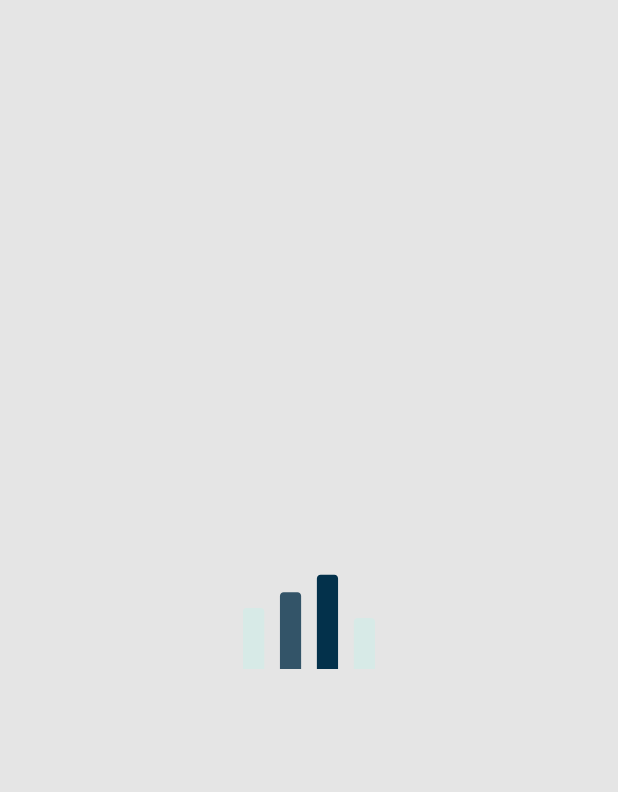
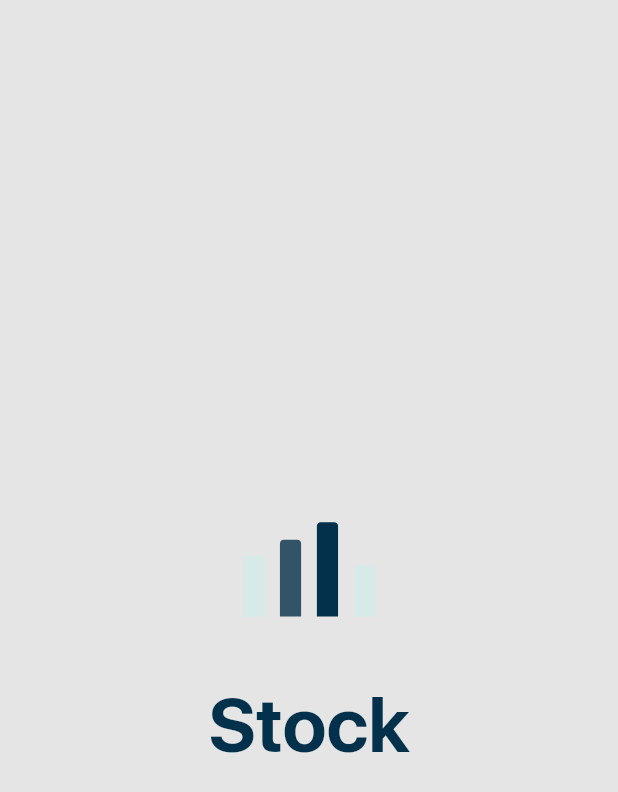
Before and after one commit to agbamajeremiah/stock-app, a Flutter app: the screen it shows after launch, on a phone screen of 412 x 824 dp. Shown: the top 792 px of the screen. Run offline on Flutter 3.47's test engine with Material 2 defaults, Android fonts, the phone set to English and light mode, and no system bars; our stand-ins replace device_preview, gap, lottie; missing offline and left inert: shared_preferences_web.

Commit message:
Fix splash screen

```diff
--- a/lib/ui/views/introduction/splash_screen.dart
+++ b/lib/ui/views/introduction/splash_screen.dart
@@ -1,7 +1,9 @@
 import 'package:flutter/material.dart';
+import 'package:gap/gap.dart';
 import 'package:stock/core/constants/app_asset.dart';
 import 'package:stock/ui/views/shared/styles/colors.dart';
 import 'package:lottie/lottie.dart';
+import 'package:stock/ui/views/shared/styles/fonts.dart';
 
 class SplashScreen extends StatelessWidget {
   const SplashScreen({Key? key}) : super(key: key);
@@ -21,9 +23,12 @@ class SplashScreen extends StatelessWidget {
                 AppAsset.stockAnimation,
                 fit: BoxFit.cover,
               ),
-          )
+            ),
+            const Gap(10),
+            H1('Stock'),
           ],
-      )),
+        ),
+      ),
     );
   }
 }
--- a/lib/ui/views/shared/styles/fonts.dart
+++ b/lib/ui/views/shared/styles/fonts.dart
@@ -133,8 +133,9 @@ class H1 extends StockTextBold {
           overflow: overflow,
           maxLines: maxLines,
           style: const TextStyle(
-            fontSize: 30,
+            fontSize: 50,
             color: AppColors.textColor,
+            fontWeight: FontWeight.w700,
           ).merge(style),
           textAlign: textAlign,
         );
--- a/pubspec.yaml
+++ b/pubspec.yaml
@@ -31,7 +31,8 @@ dependencies:
     sdk: flutter
 
   device_preview: ^0.8.0
-
+  gap: ^2.0.0
+  lottie: ^1.2.1
 
   # The following adds the Cupertino Icons font to your application.
   # Use with the CupertinoIcons class for iOS style icons.
@@ -40,8 +41,8 @@ dependencies:
 dev_dependencies:
   flutter_test:
     sdk: flutter
+
   flutter_lints: ^1.0.0
-  lottie: ^1.2.1
 
 # For information on the generic Dart part of this file, see the
 # following page: https://dart.dev/tools/pub/pubspec
```
Also changed, not shown: 1 other file. Lines whose indentation alone changed are shown as unchanged.
